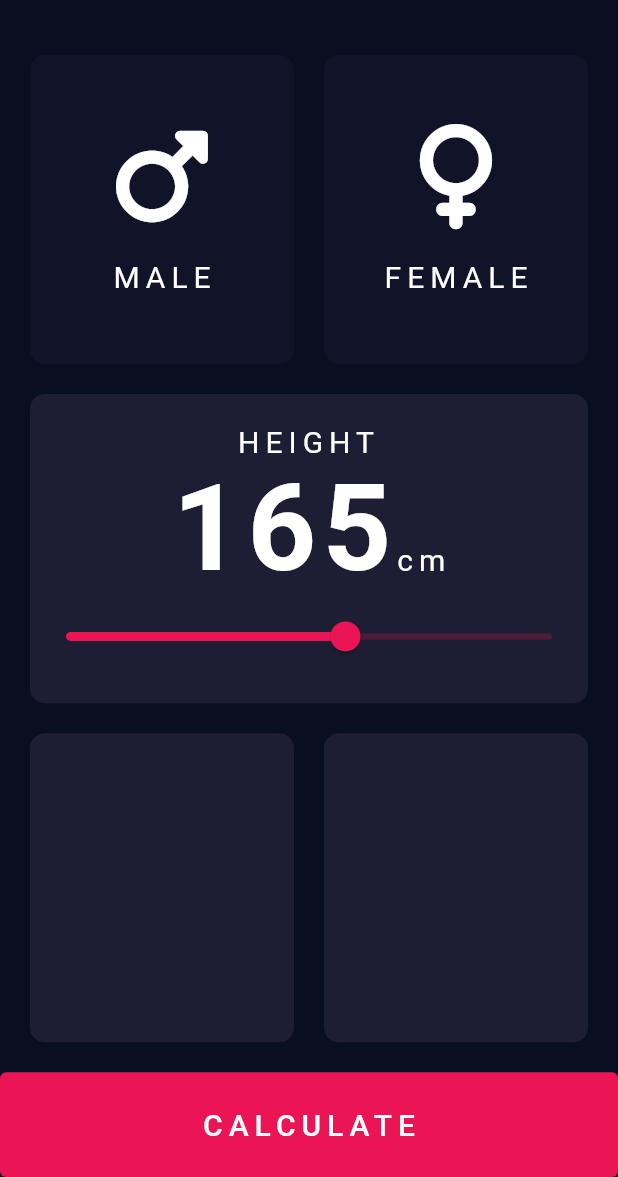
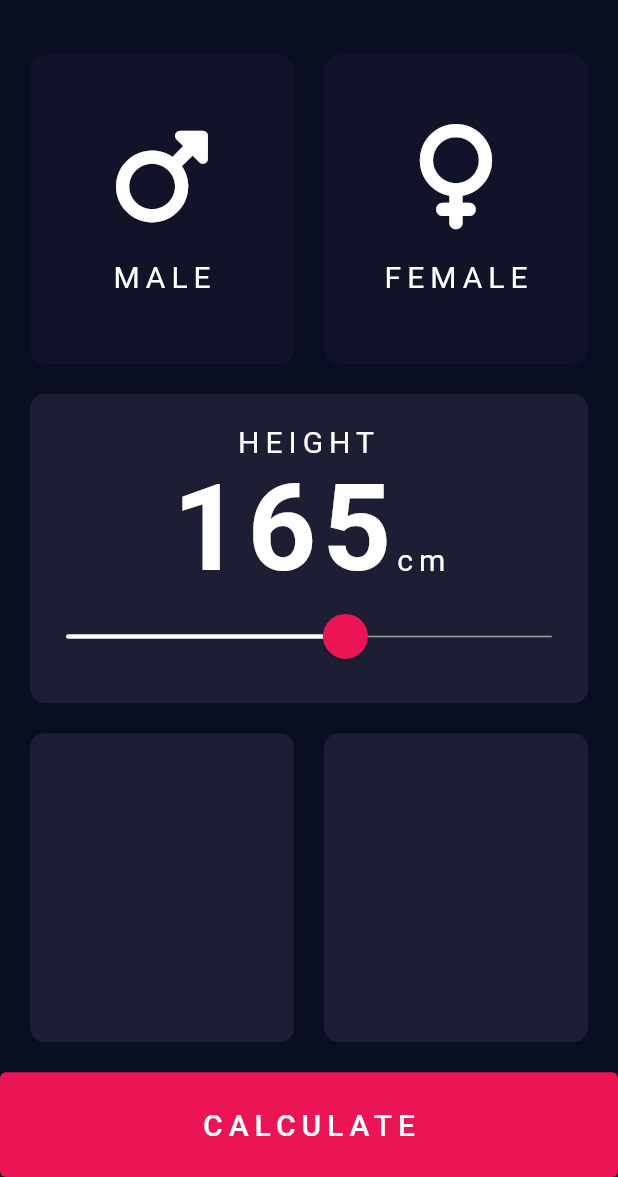
Before and after one commit to lucas-marianno/Flutter_Development_Bootcamp, a Flutter app: the screen it shows after launch, on a phone screen of 412 x 824 dp, the part 59-1236 px from its top. Run offline on Flutter 3.47's test engine with Material 2 defaults, Android fonts, the phone set to English and light mode, and no system bars; our stand-ins replace font_awesome_flutter; missing offline and left inert: audiofileplayer.

Commit message:
Slider theme data and widget extraction

```diff
--- a/bmi_calculator/lib/constants.dart
+++ b/bmi_calculator/lib/constants.dart
@@ -33,3 +33,8 @@ const TextStyle kBoldTextStyle = TextStyle(
   letterSpacing: kLetterSpacing,
   fontWeight: FontWeight.bold,
 );
+
+// Defines whether some ThemeDatas will be applied or not
+const bool kAppBarThemeData = true;
+const bool kColorSchemeThemeData = true;
+const bool kSliderThemeData = true;
--- a/bmi_calculator/lib/custom_widgets.dart
+++ b/bmi_calculator/lib/custom_widgets.dart
@@ -58,6 +58,52 @@ class GenderCard extends StatelessWidget {
   }
 }
 
+class HeightWidget extends StatelessWidget {
+  final int height;
+  final Function callBackFunction;
+  const HeightWidget(this.height, this.callBackFunction, {super.key});
+
+  @override
+  Widget build(BuildContext context) {
+    return ExpandedContainer(
+      child: StretchedColumn(children: [
+        const Text(
+          "HEIGHT",
+          style: kTextStyle,
+          textAlign: TextAlign.center,
+        ),
+        Row(
+          mainAxisAlignment: MainAxisAlignment.center,
+          crossAxisAlignment: CrossAxisAlignment.baseline,
+
+          /// textBaseline MUST BE specified in order to use
+          /// .baseline alignment. Otherwise, flutter won't know
+          /// which baseline to align against.
+          textBaseline: TextBaseline.alphabetic,
+          children: [
+            Text(
+              height.toString(),
+              style: kBoldTextStyle,
+            ),
+            const Text(
+              'cm',
+              style: kTextStyle,
+            )
+          ],
+        ),
+        Slider(
+          value: height.toDouble(),
+          onChanged: (double n) {
+            callBackFunction(n.toInt());
+          },
+          min: kMinHeight,
+          max: kMaxHeight,
+        ),
+      ]),
+    );
+  }
+}
+
 class StretchedColumn extends StatelessWidget {
   final List<Widget> children;
   const StretchedColumn({super.key, required this.children});
--- a/bmi_calculator/lib/input_page.dart
+++ b/bmi_calculator/lib/input_page.dart
@@ -19,6 +19,12 @@ class _InputPageState extends State<InputPage> {
     // Toggles genderCard colors
     setState(() {
       selectedGender = gender;
+    });
+  }
+
+  void _updateHeight(int h) {
+    setState(() {
+      height = h;
     });
   }
 
@@ -50,46 +56,7 @@ class _InputPageState extends State<InputPage> {
                       ],
                     ),
                   ),
-                  ExpandedContainer(
-                    child: StretchedColumn(children: [
-                      const Text(
-                        "HEIGHT",
-                        style: kTextStyle,
-                        textAlign: TextAlign.center,
-                      ),
-                      Row(
-                        mainAxisAlignment: MainAxisAlignment.center,
-                        crossAxisAlignment: CrossAxisAlignment.baseline,
-
-                        /// textBaseline MUST BE specified in order to use
-                        /// .baseline alignment. Otherwise, flutter won't know
-                        /// which baseline to align against.
-                        textBaseline: TextBaseline.alphabetic,
-                        children: [
-                          Text(
-                            height.toString(),
-                            style: kBoldTextStyle,
-                            textAlign: TextAlign.center,
-                          ),
-                          const Text(
-                            'cm',
-                            style: kTextStyle,
-                            textAlign: TextAlign.center,
-                          )
-                        ],
-                      ),
-                      Slider(
-                        value: height.toDouble(),
-                        onChanged: (double n) {
-                          setState(() {
-                            height = n.toInt();
-                          });
-                        },
-                        min: kMinHeight,
-                        max: kMaxHeight,
-                      ),
-                    ]),
-                  ),
+                  HeightWidget(height, _updateHeight),
                   const Expanded(
                     child: StretchedRow(
                       children: [
--- a/bmi_calculator/lib/style.dart
+++ b/bmi_calculator/lib/style.dart
@@ -2,14 +2,27 @@ import 'package:flutter/material.dart';
 import 'constants.dart';
 
 ThemeData themeData = ThemeData(
-  appBarTheme: const AppBarTheme(
-    elevation: 0,
-    titleTextStyle: kTextStyle,
-    backgroundColor: kBackgroundColor,
-  ),
+  appBarTheme: kAppBarThemeData
+      ? const AppBarTheme(
+          backgroundColor: kBackgroundColor,
+          elevation: 0,
+          titleTextStyle: kTextStyle,
+        )
+      : const AppBarTheme(),
+  canvasColor: kBackgroundColor,
   cardColor: kActiveCardColor,
-  canvasColor: kBackgroundColor,
-  colorScheme: const ColorScheme.dark(
-    primary: kAccentColor,
-  ),
+  colorScheme: kColorSchemeThemeData
+      ? const ColorScheme.dark(
+          primary: kAccentColor,
+        )
+      : const ColorScheme.light(),
+  sliderTheme: kSliderThemeData
+      ? const SliderThemeData(
+          //thumbColor: Colors.amber,
+          activeTrackColor: Colors.white,
+          inactiveTrackColor: Colors.grey,
+          thumbShape: RoundSliderThumbShape(enabledThumbRadius: 15),
+          trackHeight: 1,
+        )
+      : const SliderThemeData(),
 );
```
